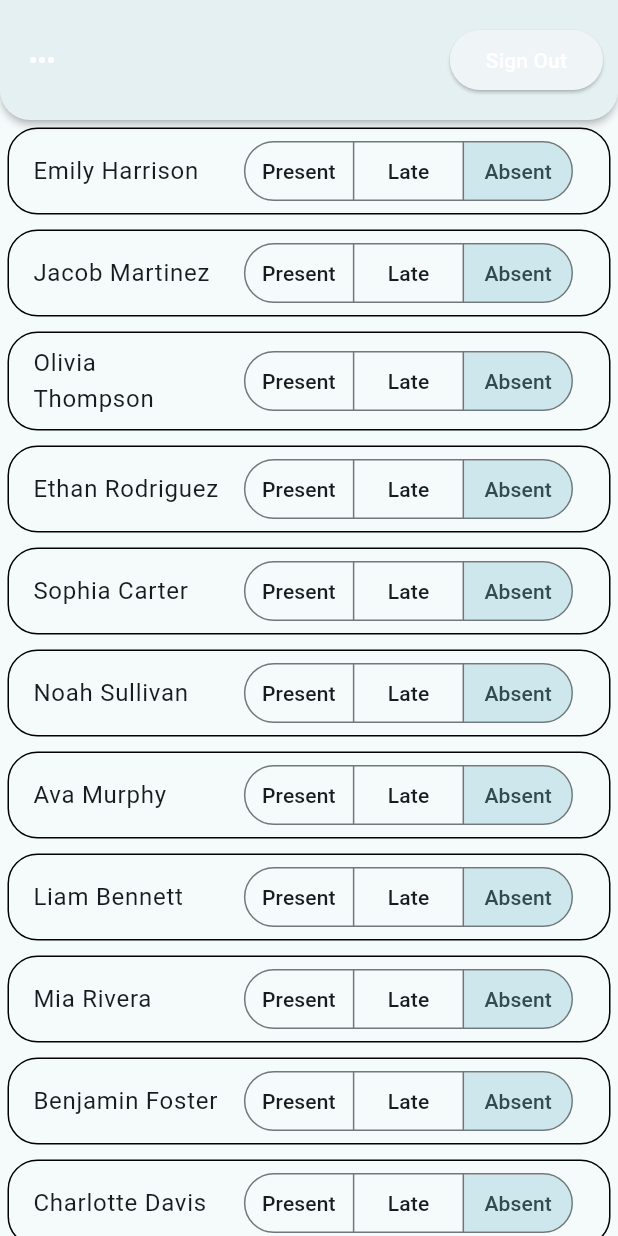
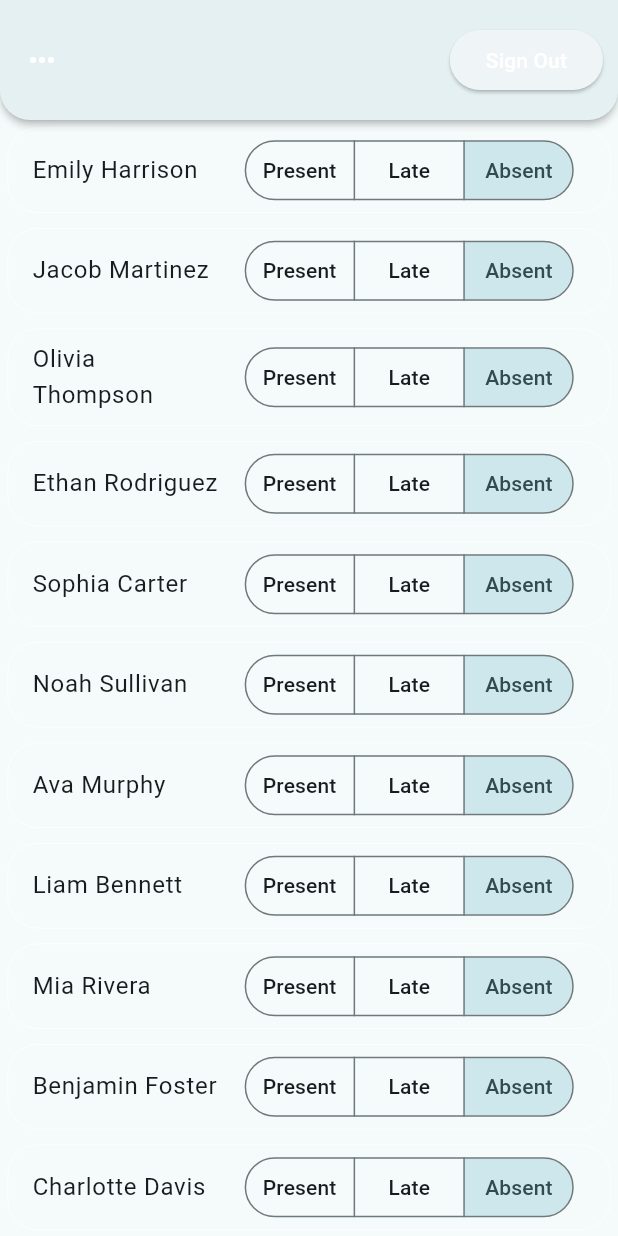
Before and after one commit to lachlk/school_role, a Flutter app: the screen it shows after launch, on a phone screen of 412 x 824 dp. Run offline on Flutter 3.47's test engine with Material 3 defaults, Android fonts, the phone set to English and light mode, and no system bars; drawn by our look-alikes of dynamic_color; generated files the repository leaves out were written again.

Commit message:
Changed Brand Color

```diff
--- a/lib/main.dart
+++ b/lib/main.dart
@@ -1,3 +1,4 @@
+import 'package:dynamic_color/dynamic_color.dart';
 import 'package:flutter/material.dart';
 import 'package:school_role/theme.dart';
 
@@ -79,7 +80,7 @@ class _StudentListState extends State<StudentList> {
           padding: const EdgeInsets.all(5.0),
           child: ListTile(
             shape: RoundedRectangleBorder(
-              side: const BorderSide(color: Colors.black, width: 1),
+              side: BorderSide(color: Theme.of(context).colorScheme.onPrimary, width: 0.5),
               borderRadius: BorderRadius.circular(20),
             ),
             title: Text(student),
--- a/lib/theme.dart
+++ b/lib/theme.dart
@@ -13,7 +13,7 @@ class MyApp extends StatelessWidget {
   }
 }
 
-const _brandColor = Colors.white;
+const _brandColor = Colors.grey;
 
 class DynamicTheme extends StatelessWidget {
   const DynamicTheme({super.key, required Header home});
```
